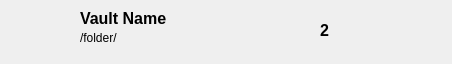
syncrypt/client, file syncrypt/gui/vaultitem.ui: the form before one commit.
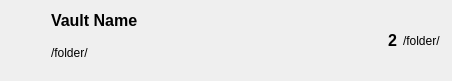
The form after the commit.

Patch:
```diff
--- a/syncrypt/gui/vaultitem.ui
+++ b/syncrypt/gui/vaultitem.ui
@@ -7,7 +7,7 @@
     <x>0</x>
     <y>0</y>
     <width>452</width>
-    <height>64</height>
+    <height>81</height>
    </rect>
   </property>
   <property name="minimumSize">
@@ -19,14 +19,34 @@
   <property name="windowTitle">
    <string>Form</string>
   </property>
+  <layout class="QGridLayout" name="gridLayout_2">
+   <item row="1" column="0">
+    <layout class="QHBoxLayout" name="horizontalLayout">
+     <item>
+      <spacer name="horizontalSpacer">
+       <property name="orientation">
+        <enum>Qt::Horizontal</enum>
+       </property>
+       <property name="sizeType">
+        <enum>QSizePolicy::Fixed</enum>
+       </property>
+       <property name="sizeHint" stdset="0">
+        <size>
+         <width>40</width>
+         <height>20</height>
+        </size>
+       </property>
+      </spacer>
+     </item>
+     <item>
+      <layout class="QVBoxLayout" name="verticalLayout">
+       <item>
   <widget class="QLabel" name="name">
-   <property name="geometry">
-    <rect>
-     <x>80</x>
-     <y>10</y>
-     <width>231</width>
-     <height>16</height>
-    </rect>
+         <property name="sizePolicy">
+          <sizepolicy hsizetype="Maximum" vsizetype="Maximum">
+           <horstretch>0</horstretch>
+           <verstretch>0</verstretch>
+          </sizepolicy>
    </property>
    <property name="font">
     <font>
@@ -39,27 +59,23 @@
     <string>Vault Name</string>
    </property>
   </widget>
+       </item>
+       <item>
   <widget class="QLabel" name="folder">
-   <property name="geometry">
-    <rect>
-     <x>80</x>
-     <y>30</y>
-     <width>241</width>
-     <height>16</height>
-    </rect>
-   </property>
    <property name="text">
     <string>/folder/</string>
    </property>
   </widget>
-  <widget class="QLabel" name="label_3">
-   <property name="geometry">
-    <rect>
-     <x>320</x>
-     <y>20</y>
-     <width>31</width>
-     <height>20</height>
-    </rect>
+       </item>
+      </layout>
+     </item>
+     <item>
+      <widget class="QLabel" name="user_count">
+       <property name="sizePolicy">
+        <sizepolicy hsizetype="Fixed" vsizetype="Fixed">
+         <horstretch>0</horstretch>
+         <verstretch>20</verstretch>
+        </sizepolicy>
    </property>
    <property name="font">
     <font>
@@ -71,7 +87,27 @@
    <property name="text">
     <string>2</string>
    </property>
-  </widget>
+       <property name="alignment">
+        <set>Qt::AlignRight|Qt::AlignTrailing|Qt::AlignVCenter</set>
+       </property>
+      </widget>
+     </item>
+     <item>
+      <widget class="QLabel" name="status">
+       <property name="sizePolicy">
+        <sizepolicy hsizetype="Fixed" vsizetype="Preferred">
+         <horstretch>50</horstretch>
+         <verstretch>0</verstretch>
+        </sizepolicy>
+       </property>
+       <property name="text">
+        <string>/folder/</string>
+       </property>
+      </widget>
+     </item>
+    </layout>
+   </item>
+  </layout>
  </widget>
  <resources/>
  <connections/>
```
Lines whose indentation alone changed are shown as unchanged.
